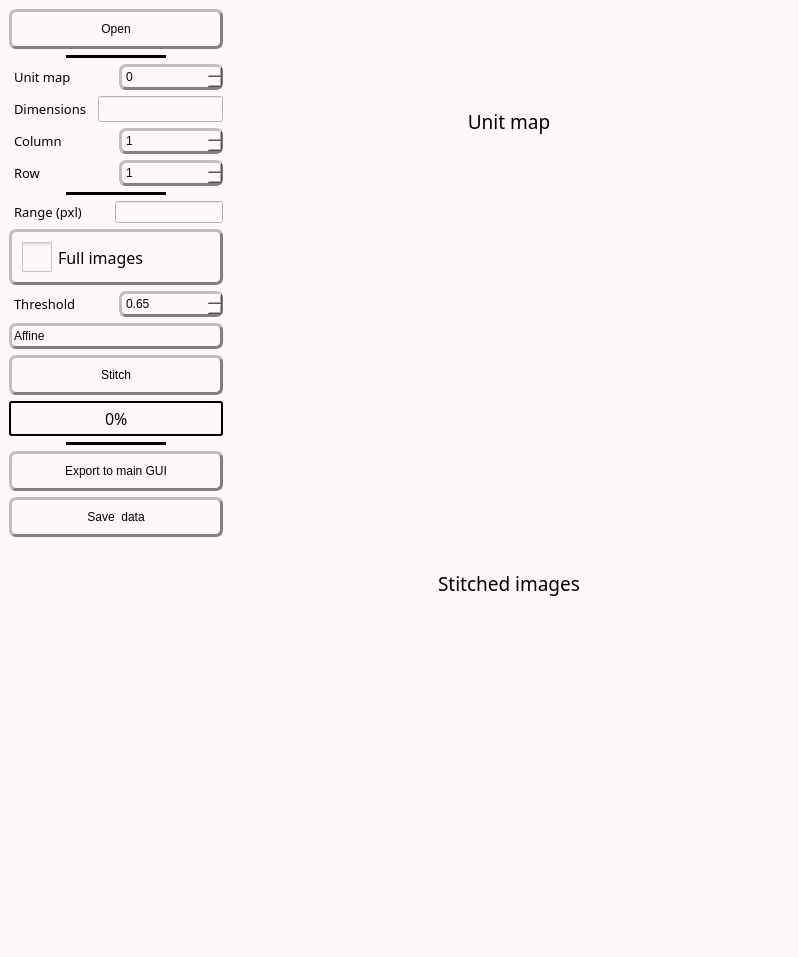
Qt form inichord/TwoD_Stitching.ui (Cyril-Langlois/iniCHORD) before a commit.
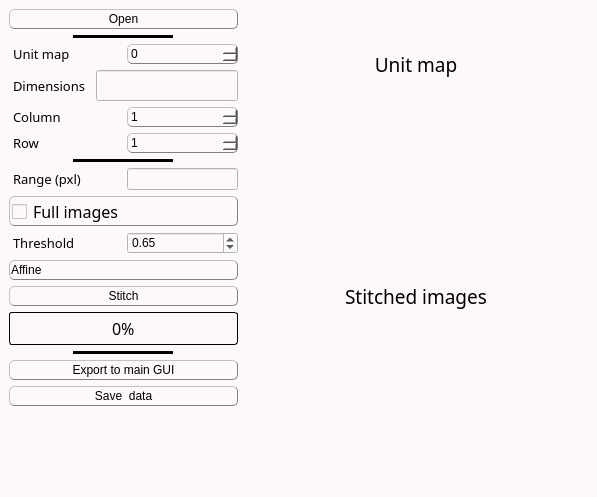
The same form after that commit. Icons and pictures are not drawn. Custom widgets are drawn as their Qt base class.

```diff
--- a/inichord/TwoD_Stitching.ui
+++ b/inichord/TwoD_Stitching.ui
@@ -6,8 +6,8 @@
    <rect>
     <x>0</x>
     <y>0</y>
-    <width>798</width>
-    <height>957</height>
+    <width>597</width>
+    <height>497</height>
    </rect>
   </property>
   <property name="windowTitle">
@@ -15,30 +15,30 @@
   </property>
   <property name="styleSheet">
    <string notr="true">/* Couleur du fond, label, combobox, progressbar vide et spin box */
-QWidget, QLabel, QComboBox, QProgressBar, QSpinBox, QDoubleSpinBox {background-color: rgb(253, 249, 248)}
+QWidget, QLabel, QComboBox, QProgressBar, QSpinBox {background-color: rgb(253, 249, 248)}
 
 /* Couleur quand inactif */
-QPushButton:disabled, QComboBox:disabled, QSpinBox:disabled, QDoubleSpinBox:disabled {background-color: rgba(243, 98, 64,150)}
+QPushButton:disabled, QComboBox:disabled, QSpinBox:disabled {background-color: rgba(243, 98, 64,150)}
 
 /* Couleur des boutons et des selecteurs */
 QPushButton, QComboBox::drop-down:button, QComboBox::down-arrow, QComboBox::down-arrow:disabled, QSpinBox::drop-down:button, QSpinBox::down-arrow, QSpinBox::down-arrow:disabled, QSpinBox::drop-up:button, QSpinBox::up-arrow, QSpinBox::up-arrow:disabled, QSlider::handle:horizontal, QDoubleSpinBox::drop-down:button, QDoubleSpinBox::down-arrow, QDoubleSpinBox::down-arrow:disabled, QDoubleSpinBox::drop-up:button, QDoubleSpinBox::up-arrow, QDoubleSpinBox::up-arrow:disabled {background-color: rgb(226, 120, 95)}
 
 /* Couleur des bordures de même couleur que les boutons */
-QComboBox::drop-down:button, QSpinBox::drop-down:button, QSpinBox::drop-up:button, QDoubleSpinBox::drop-down:button, QDoubleSpinBox::drop-up:button {border-color: rgb(193, 167, 181)}
+QComboBox::drop-down:button, QSpinBox::drop-down:button, QSpinBox::drop-up:button {border-color: rgb(193, 167, 181)}
 
 /* Couleur des textes */
-QLabel, QPushButton, QPushButton:hover, QCheckBox, QComboBox, Line, QTextEdit, QSpinBox, QDoubleSpinBox {color: rgb(0, 0, 0)}
+QLabel, QPushButton, QPushButton:hover, QCheckBox, QComboBox, Line, QTextEdit, QSpinBox {color: rgb(0, 0, 0)}
 
 /* style des bordures 1 */
-QLabel, QPushButton, QPushButton:hover, QCheckBox, QComboBox, QSpinBox, QDoubleSpinBox  {
+QLabel, QPushButton, QPushButton:hover, QCheckBox, QComboBox, QSpinBox  {
 	border-style : outset;
 	min-width : 5em;
 }
 
 /* style des bordures 2 */
-QPushButton, QPushButton:hover, QCheckBox, QComboBox, QSpinBox, QDoubleSpinBox  {
-	border-radius: 7px;
-	border-width: 3px;
+QPushButton, QPushButton:hover, QCheckBox, QComboBox, QSpinBox  {
+	border-radius: 5px;
+	border-width: 1px;
 	border-color: gray;
 }
 
@@ -46,18 +46,18 @@
 QPushButton, QPushButton:hover, QCheckBox, QProgressBar {font: 12pt &quot;Noto Sans Cond&quot;}
 
 /* Font 2 */
-QComboBox, QTextEdit, QSpinBox, QDoubleSpinBox {font: 10pt &quot;Noto Sans Cond&quot;}
+QComboBox, QTextEdit, QSpinBox {font: 10pt &quot;Noto Sans Cond&quot;}
 
 /* Padding 1 */
-QLabel, QComboBox, QComboBox::down-arrow, QSpinBox, QSpinBox::down-arrow, QSpinBox::up-arrow, QDoubleSpinBox, QDoubleSpinBox::down-arrow, QDoubleSpinBox::up-arrow {padding : 2px;}
+QLabel, QComboBox, QComboBox::down-arrow, QSpinBox, QSpinBox::down-arrow, QSpinBox::up-arrow {padding : 1px;}
 
 /* Padding 2 */
-QPushButton, QPushButton:hover, QCheckBox {padding : 10px;}
+QPushButton, QPushButton:hover, QCheckBox {padding : 2px;}
 
 /* Gestion taille des QCheckBoxes */
 QCheckBox::indicator:unchecked, QCheckBox::indicator:unchecked:hover, QCheckBox::indicator:checked, QCheckBox::indicator:checked:hover  {
-	width :30px;
-	height : 30px;
+	width :15px;
+	height : 15px;
 }
 
 QLabel {
@@ -79,19 +79,19 @@
 
 QComboBox::drop-down:button{
 	border-radius: 4px;
-	border-width: 3px;
-	width: 36px;
+	border-width: 1px;
+	width: 30px;
 }
 
 QComboBox::down-arrow {
-	image : url(icons/Arrow_down.png);
-    width: 13px;
+	 image : url(icons/Arrow_down.png); 
+    width: 12px;
     height: 12px;
 }
 
 Line{
 	format: plain;
-	midLine-Width : 5px;
+	midLine-Width : 1px;
 }
 
 QFrame[height=&quot;3&quot;], QFrame[width=&quot;3&quot;] {background-color: #3A3939;}
@@ -100,11 +100,11 @@
 	background-color: rgb(255, 255, 255);
 	border-style: solid;
 	border-radius: 5px;
-	border-width: 2px;
+	border-width: 1px;
 	border-color: black;
 }
 
-QLineEdit {font : 10pt &quot;Noto Sans Cond&quot;;}
+QLineEdit {font : 12pt &quot;Noto Sans Cond&quot;;}
 
 /* Gestion taille des QLineEdit */
 QLineEdit::indicator:unchecked, QLineEdit::indicator:unchecked:hover, QLineEdit::indicator:checked, QLineEdit::indicator:checked:hover  {
@@ -115,45 +115,45 @@
 
 QProgressBar {
 	text-align: center;
-	border: 2px solid black;
+	border: 1px solid black;
 	border-radius: 3px;
  }
 
  QProgressBar::chunk {
 	background-color: rgb(243, 98, 64);
-	width: 20px;
+	width: 15px;
 	margin : 0.5px;
  }
 
-QSpinBox::drop-down:button, QSpinBox::drop-up:button, QDoubleSpinBox::drop-down:button, QDoubleSpinBox::drop-up:button {
+QSpinBox::drop-down:button, QSpinBox::drop-up:button {
 	border-radius: 2px;
-	border-width: 3px;
+	border-width: 1px;
 	width: 36px;
 }
 
-QSpinBox::down-arrow, QDoubleSpinBox::down-arrow {
+QSpinBox::down-arrow {
 	image : url(icons/Arrow_down.png);
-    width: 26px;
-    height: 24px;
+    width: 24px;
+    height: 22px;
 }
 
-QSpinBox::up-arrow, QDoubleSpinBox::up-arrow {
+QSpinBox::up-arrow {
 	image : url(icons/Arrow_up.png);
-    width: 26px;
-    height: 24px;
+    width: 24px;
+    height: 22px;
 }
 
 QSlider::groove:horizontal {
     border: 1px solid #999999;
-    height: 5px; /* the groove expands to the size of the slider by default. by giving it a height, it has a fixed size */
+    height: 2px; /* the groove expands to the size of the slider by default. by giving it a height, it has a fixed size */
     background-color: rgb(0, 0, 0);
-    margin: 2px 0;
+    margin: 1px 0;
 }
 
 QSlider::handle:horizontal {
     border: 1px solid #5c5c5c;
-    width: 25px;
-    height: 40px;
+    width: 15px;
+    height: 30px;
     margin: -10px 0; /* handle is placed by default on the contents rect of the groove. Expand outside the groove */
     border-radius: 3px;
 }</string>
@@ -174,7 +174,7 @@
           </property>
           <property name="minimumSize">
            <size>
-            <width>116</width>
+            <width>96</width>
             <height>0</height>
            </size>
           </property>
@@ -236,7 +236,7 @@
             </property>
             <property name="minimumSize">
              <size>
-              <width>79</width>
+              <width>77</width>
               <height>0</height>
              </size>
             </property>
@@ -276,7 +276,7 @@
             </property>
             <property name="minimumSize">
              <size>
-              <width>85</width>
+              <width>79</width>
               <height>0</height>
              </size>
             </property>
@@ -311,7 +311,7 @@
             </property>
             <property name="minimumSize">
              <size>
-              <width>79</width>
+              <width>77</width>
               <height>0</height>
              </size>
             </property>
@@ -364,7 +364,7 @@
             <property name="font">
              <font>
               <family>Noto Sans Cond</family>
-              <pointsize>10</pointsize>
+              <pointsize>12</pointsize>
               <weight>50</weight>
               <italic>false</italic>
               <bold>false</bold>
@@ -392,7 +392,7 @@
             </property>
             <property name="minimumSize">
              <size>
-              <width>79</width>
+              <width>77</width>
               <height>0</height>
              </size>
             </property>
@@ -452,7 +452,7 @@
             </property>
             <property name="minimumSize">
              <size>
-              <width>79</width>
+              <width>77</width>
               <height>0</height>
              </size>
             </property>
@@ -540,7 +540,7 @@
             </property>
             <property name="minimumSize">
              <size>
-              <width>79</width>
+              <width>77</width>
               <height>0</height>
              </size>
             </property>
@@ -601,7 +601,7 @@
           </property>
           <property name="minimumSize">
            <size>
-            <width>116</width>
+            <width>96</width>
             <height>0</height>
            </size>
           </property>
@@ -637,7 +637,7 @@
             </property>
             <property name="minimumSize">
              <size>
-              <width>79</width>
+              <width>77</width>
               <height>0</height>
              </size>
             </property>
@@ -677,7 +677,7 @@
             </property>
             <property name="minimumSize">
              <size>
-              <width>85</width>
+              <width>0</width>
               <height>0</height>
              </size>
             </property>
@@ -738,7 +738,7 @@
           </property>
           <property name="minimumSize">
            <size>
-            <width>116</width>
+            <width>96</width>
             <height>0</height>
            </size>
           </property>
@@ -823,7 +823,7 @@
           </property>
           <property name="minimumSize">
            <size>
-            <width>116</width>
+            <width>96</width>
             <height>0</height>
            </size>
           </property>
@@ -851,7 +851,7 @@
             </property>
             <property name="minimumSize">
              <size>
-              <width>116</width>
+              <width>96</width>
               <height>0</height>
              </size>
             </property>
@@ -867,55 +867,6 @@
             </property>
            </widget>
           </item>
-          <item alignment="Qt::AlignHCenter">
-           <widget class="QLabel" name="label">
-            <property name="sizePolicy">
-             <sizepolicy hsizetype="Fixed" vsizetype="Fixed">
-              <horstretch>0</horstretch>
-              <verstretch>0</verstretch>
-             </sizepolicy>
-            </property>
-            <property name="minimumSize">
-             <size>
-              <width>114</width>
-              <height>350</height>
-             </size>
-            </property>
-            <property name="maximumSize">
-             <size>
-              <width>350</width>
-              <height>350</height>
-             </size>
-            </property>
-            <property name="sizeIncrement">
-             <size>
-              <width>0</width>
-              <height>0</height>
-             </size>
-            </property>
-            <property name="baseSize">
-             <size>
-              <width>0</width>
-              <height>0</height>
-             </size>
-            </property>
-            <property name="text">
-             <string/>
-            </property>
-            <property name="pixmap">
-             <pixmap>../Traitement_stack/icons/Stitch_path.png</pixmap>
-            </property>
-            <property name="scaledContents">
-             <bool>true</bool>
-            </property>
-            <property name="wordWrap">
-             <bool>false</bool>
-            </property>
-            <property name="margin">
-             <number>0</number>
-            </property>
-           </widget>
-          </item>
           <item>
            <widget class="QWidget" name="widget" native="true"/>
           </item>
```
Left out of the diff: 2 changed lines with no effect on the pictures.
